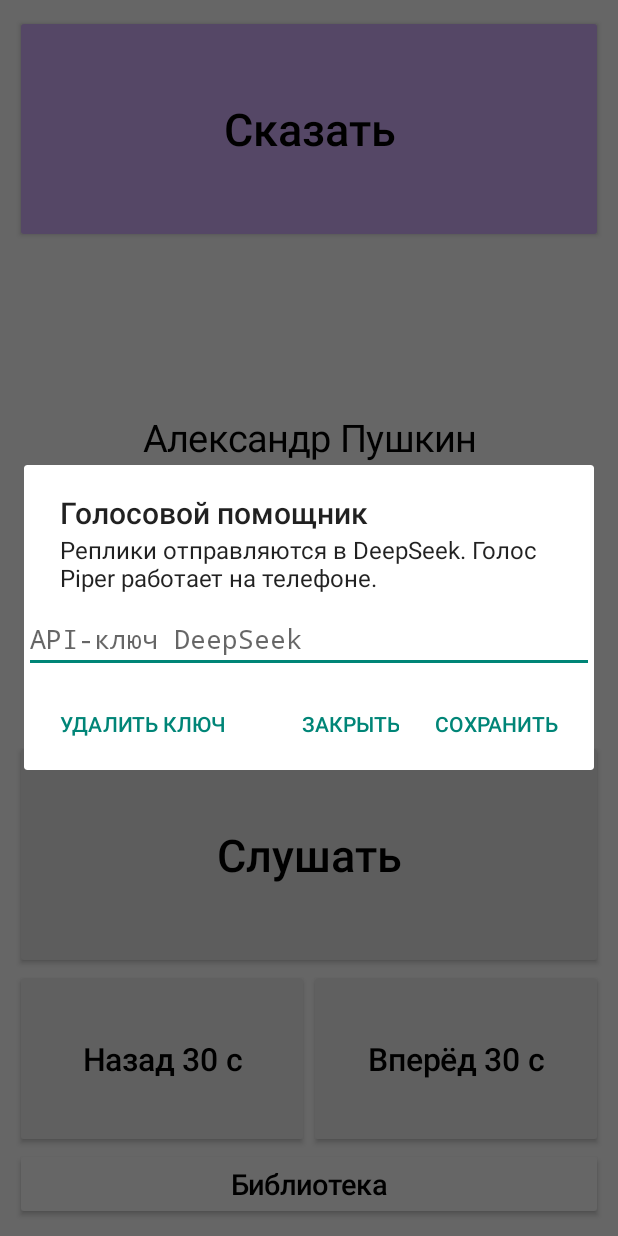
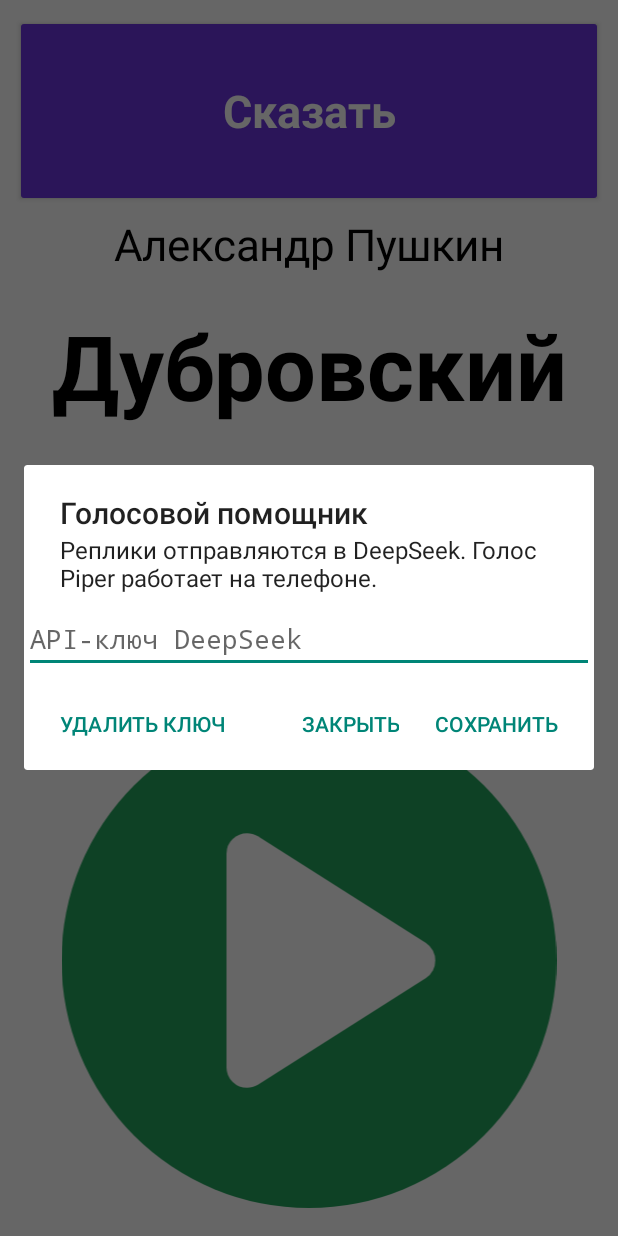
Before and after one commit to Ramnck/slukholist, an Android app: the screen it shows after launch (MainActivity), after a tap on "Сказать", on a phone screen of 412 x 824 dp. Run offline under Robolectric (Android 15) with nearby library versions, the phone set to English and light mode, and no system bars; libraries missing offline, so code that uses them is left out: com.k2fsa.sherpa; pictures from the network do not load; 3 statements that could not run were skipped.

Commit message:
Use Homer-style playback controls and swipe-up listening history

```diff
--- a/app/build.gradle
+++ b/app/build.gradle
@@ -9,8 +9,8 @@ android {
         applicationId 'ru.knigagolos.app'
         minSdk 28
         targetSdk 35
-        versionCode 1
-        versionName '0.1.0'
+        versionCode 2
+        versionName '0.2.0'
         testInstrumentationRunner 'androidx.test.runner.AndroidJUnitRunner'
         ndk { abiFilters 'arm64-v8a', 'x86_64' }
     }
--- a/app/src/main/java/ru/knigagolos/app/Book.java
+++ b/app/src/main/java/ru/knigagolos/app/Book.java
@@ -50,6 +50,13 @@ final class Book {
 
     Shelf(Context c) {
       data = c.getSharedPreferences("books", Context.MODE_PRIVATE);
+      if (!data.contains("historyVersion")) {
+        SharedPreferences.Editor edit = data.edit();
+        for (Book book : all()) {
+          if (data.contains("t:" + book.id)) edit.putBoolean("played:" + book.id, true);
+        }
+        edit.putInt("historyVersion", 1).apply();
+      }
     }
 
     List<Book> all() {
@@ -62,6 +69,12 @@ final class Book {
       return result;
     }
 
+    List<Book> recent() {
+      List<Book> result = all();
+      result.removeIf(b -> !data.getBoolean("played:" + b.id, false));
+      return result;
+    }
+
     Book get(String id) {
       for (Book b : all()) if (b.id.equals(id)) return b;
       return null;
@@ -69,16 +82,19 @@ final class Book {
 
     void put(Book book, boolean played) {
       List<Book> books = all();
-      books.removeIf(b -> b.id.equals(book.id));
-      if (played) books.add(0, book);
-      else books.add(book);
+      int index = 0;
+      while (index < books.size() && !books.get(index).id.equals(book.id)) index++;
+      if (index < books.size()) books.remove(index);
+      books.add(played ? 0 : index, book);
       JSONArray a = new JSONArray();
       try {
         for (Book b : books) a.put(b.json());
       } catch (JSONException e) {
         throw new IllegalStateException(e);
       }
-      data.edit().putString("shelf", a.toString()).apply();
+      SharedPreferences.Editor edit = data.edit().putString("shelf", a.toString());
+      if (played) edit.putBoolean("played:" + book.id, true);
+      edit.apply();
     }
 
     void mark(String id, int track, int ms) {
--- a/app/src/main/java/ru/knigagolos/app/BookPlayer.java
+++ b/app/src/main/java/ru/knigagolos/app/BookPlayer.java
@@ -70,12 +70,12 @@ public final class BookPlayer extends Service implements SensorEventListener {
 
           @Override
           public void onRewind() {
-            skip(-30);
+            skip(-10);
           }
 
           @Override
           public void onFastForward() {
-            skip(30);
+            skip(10);
           }
 
           @Override
--- a/app/src/main/java/ru/knigagolos/app/MainActivity.java
+++ b/app/src/main/java/ru/knigagolos/app/MainActivity.java
@@ -33,7 +33,11 @@ public final class MainActivity extends Activity {
   private Credentials credentials;
   private Piper piper;
   private LinearLayout root;
-  private Button mic, play, back, forward;
+  private Button mic;
+  private ImageButton play, back, forward;
+  private LinearLayout playerPage, recentPage, recentItems;
+  private boolean showingRecent, trackUpSwipe;
+  private float originX, originY;
   private TextView author, title, hint;
   private final ServiceConnection connection =
       new ServiceConnection() {
@@ -46,6 +50,7 @@ public final class MainActivity extends Activity {
                   seenError = service.error;
                   status = service.error;
                 }
+                if (showingRecent) refreshRecent();
                 render();
               };
           if (service.active()) selected = service.current();
@@ -77,7 +82,10 @@ public final class MainActivity extends Activity {
         status = "Добавьте книгу через библиотеку";
       }
     }
-    if (state != null) selected = state.getString("selected", "");
+    if (state != null) {
+      selected = state.getString("selected", "");
+      showingRecent = state.getBoolean("recent");
+    }
     if (shelf.get(selected) == null && !shelf.all().isEmpty()) selected = shelf.all().get(0).id;
     piper =
         new Piper(
@@ -87,7 +95,7 @@ public final class MainActivity extends Activity {
               showStatus(message);
             });
     layout();
-    render();
+    showPage(showingRecent);
     bound = bindService(new Intent(this, BookPlayer.class), connection, BIND_AUTO_CREATE);
   }
 
@@ -124,43 +132,63 @@ public final class MainActivity extends Activity {
     mic =
         button(
             "Сказать",
-            0xffd6b2ff,
+            0xff6b34df,
             () -> {
               if (dialogMode) {
                 endDialog();
                 showStatus("");
               } else voice();
             });
-    row(root, mic, 1.15f);
+    mic.setTextColor(Color.WHITE);
+    mic.setTypeface(Typeface.DEFAULT, Typeface.BOLD);
+    row(root, mic, 0.16f);
+    playerPage = new LinearLayout(this);
+    playerPage.setOrientation(LinearLayout.VERTICAL);
+    row(root, playerPage, 0.84f);
     LinearLayout card = new GalleryCard(this);
     card.setGravity(Gravity.CENTER);
     card.setOrientation(LinearLayout.VERTICAL);
-    row(root, card, 2.5f);
+    row(playerPage, card, 0.29f);
     author = label(25);
     title = label(35);
     title.setTypeface(Typeface.DEFAULT, Typeface.BOLD);
-    card.addView(author);
-    card.addView(title);
+    card.setPadding(0, dp(5), 0, dp(5));
+    card.addView(author, -1, -2);
+    row(card, title, 1);
     hint = label(17);
-    card.addView(hint);
+    card.addView(hint, -1, -2);
     card.setOnClickListener(
         v -> {
           Book b = shelf.get(selected);
           if (b != null && !dialogMode && !active()) piper.say(b.label(), null);
         });
-    play = button("Слушать", 0xffe9e9e9, this::toggle);
-    row(root, play, 1.15f);
+
     LinearLayout seek = new LinearLayout(this);
-    row(root, seek, 0.9f);
-    back = button("Назад 30 с", 0xfff2f2f2, () -> move(-30));
-    forward = button("Вперёд 30 с", 0xfff2f2f2, () -> move(30));
-    back.setTextSize(21);
-    forward.setTextSize(21);
+    row(playerPage, seek, 0.20f);
+    back = control(R.drawable.control_back, "Назад на 10 секунд", () -> move(-10));
+    forward = control(R.drawable.control_forward, "Вперёд на 10 секунд", () -> move(10));
     horizontal(seek, back);
     horizontal(seek, forward);
-    Button library = button("Библиотека", Color.WHITE, this::library);
-    library.setTextSize(19);
-    root.addView(library, new LinearLayout.LayoutParams(-1, dp(48)));
+    play = control(R.drawable.control_play, "Воспроизвести", this::toggle);
+    row(playerPage, play, 0.51f);
+
+    recentPage = new LinearLayout(this);
+    recentPage.setOrientation(LinearLayout.VERTICAL);
+    row(root, recentPage, 0.84f);
+    TextView heading = label(30);
+    heading.setText("Недавно слушали");
+    heading.setTypeface(Typeface.DEFAULT, Typeface.BOLD);
+    heading.setPadding(0, dp(14), 0, dp(10));
+    recentPage.addView(heading, -1, -2);
+    ScrollView scroll = new ScrollView(this);
+    recentItems = new LinearLayout(this);
+    recentItems.setOrientation(LinearLayout.VERTICAL);
+    scroll.addView(recentItems);
+    row(recentPage, scroll, 1);
+    LinearLayout nav = new LinearLayout(this);
+    recentPage.addView(nav, -1, dp(64));
+    horizontal(nav, button("К плееру", 0xffeeeeee, () -> showPage(false)));
+    horizontal(nav, button("Ещё", 0xffeeeeee, this::toolsMenu));
     scaleLabels(getResources().getConfiguration());
   }
 
@@ -172,12 +200,11 @@ public final class MainActivity extends Activity {
 
   private void scaleLabels(Configuration config) {
     boolean wide = config.screenWidthDp >= 600 && config.screenHeightDp >= 450;
-    title.setTextSize(wide ? 52 : 36);
-    author.setTextSize(wide ? 34 : 25);
+    title.setAutoSizeTextTypeUniformWithConfiguration(
+        wide ? 36 : 26, wide ? 90 : 60, 1, android.util.TypedValue.COMPLEX_UNIT_SP);
+    author.setTextSize(wide ? 38 : 29);
     mic.setTextSize(wide ? 40 : 30);
-    play.setTextSize(wide ? 42 : 30);
-    back.setTextSize(wide ? 30 : 21);
-    forward.setTextSize(wide ? 30 : 21);
+
     hint.setTextSize(wide ? 22 : 17);
   }
 
@@ -239,6 +266,92 @@ public final class MainActivity extends Activity {
     return b;
   }
 
+  private ImageButton control(int icon, String description, Runnable action) {
+    ImageButton b = new ImageButton(this);
+    b.setImageResource(icon);
+    b.setContentDescription(description);
+    b.setScaleType(ImageView.ScaleType.FIT_CENTER);
+    b.setBackground(
+        new android.graphics.drawable.RippleDrawable(
+            android.content.res.ColorStateList.valueOf(0x22000000),
+            null,
+            new android.graphics.drawable.ColorDrawable(Color.WHITE)));
+    b.setPadding(dp(8), dp(7), dp(8), dp(7));
+    b.setOnClickListener(v -> action.run());
+    return b;
+  }
+
+  @Override
+  public boolean dispatchTouchEvent(MotionEvent e) {
+    if (root != null && !showingRecent) {
+      if (e.getActionMasked() == MotionEvent.ACTION_DOWN) {
+        originX = e.getX();
+        originY = e.getY();
+        int[] xy = new int[2];
+        root.getLocationInWindow(xy);
+        float y = (originY - xy[1]) / Math.max(1, root.getHeight());
+        trackUpSwipe = y >= 0.2f && y <= 0.76f;
+      } else if (trackUpSwipe && e.getActionMasked() == MotionEvent.ACTION_MOVE) {
+        float rise = originY - e.getY();
+        if (rise >= dp(48) && rise > 1.3f * Math.abs(e.getX() - originX)) {
+          MotionEvent cancel = MotionEvent.obtain(e);
+          cancel.setAction(MotionEvent.ACTION_CANCEL);
+          super.dispatchTouchEvent(cancel);
+          cancel.recycle();
+          trackUpSwipe = false;
+          endDialog();
+          cancelSelection();
+          showPage(true);
+          return true;
+        }
+      }
+    }
+    return super.dispatchTouchEvent(e);
+  }
+
+  private void showPage(boolean recent) {
+    showingRecent = recent;
+    playerPage.setVisibility(recent ? View.GONE : View.VISIBLE);
+    recentPage.setVisibility(recent ? View.VISIBLE : View.GONE);
+    if (recent) refreshRecent();
+    render();
+  }
+
+  private void refreshRecent() {
+    recentItems.removeAllViews();
+    List<Book> history = shelf.recent();
+    if (history.isEmpty()) {
+      TextView empty = label(23);
+      empty.setText("Здесь появятся книги, которые вы слушали");
+      empty.setPadding(dp(12), dp(28), dp(12), dp(28));
+      recentItems.addView(empty);
+    }
+    for (Book b : history) {
+      Button item =
+          button(
+              b.author.isEmpty() ? b.title : b.title + "\n" + b.author,
+              0xfff3f3f3,
+              () -> {
+                if (active() && !service.current().equals(b.id)) service.pause();
+                selected = b.id;
+                status = "";
+                showPage(false);
+                if (!active()) piper.say(b.label(), null);
+              });
+      item.setGravity(Gravity.CENTER_VERTICAL | Gravity.START);
+      item.setTextSize(25);
+      item.setPadding(dp(16), dp(12), dp(16), dp(12));
+      item.setMinHeight(dp(76));
+      recentItems.addView(item, -1, -2);
+    }
+  }
+
+  @Override
+  public void onBackPressed() {
+    if (showingRecent) showPage(false);
+    else super.onBackPressed();
+  }
+
   private void row(LinearLayout group, View v, float weight) {
     group.addView(v, new LinearLayout.LayoutParams(-1, 0, weight));
   }
@@ -254,20 +367,17 @@ public final class MainActivity extends Activity {
   private void render() {
     Book b = offeredBook == null ? shelf.get(selected) : offeredBook;
     author.setText(b == null ? "" : b.author);
+    title.setMaxLines(b != null && b.title.length() <= 20 ? 1 : 2);
     title.setText(b == null ? "Выберите книгу" : b.title);
     boolean current = active() && service.current().equals(selected);
-    mic.setText(dialogMode ? "Завершить разговор" : "Сказать");
-    play.setText(
-        current
-            ? "Пауза"
-            : b != null && (shelf.position(b.id) > 0 || shelf.track(b.id) > 0)
-                ? "Продолжить"
-                : "Слушать");
+    mic.setContentDescription(dialogMode ? "Завершить разговор" : "Сказать");
+    play.setImageResource(current ? R.drawable.control_pause : R.drawable.control_play);
+    play.setContentDescription(current ? "Пауза" : "Воспроизвести");
     play.setEnabled(b != null && !pendingPlay);
     back.setEnabled(offeredBook == null);
     forward.setEnabled(offeredBook == null);
     String normal =
-        current && !service.isPlaying() ? "Открываю запись…" : "Листайте книги влево или вправо";
+        current && !service.isPlaying() ? "Открываю запись…" : "Свайп вверх — недавние книги";
     hint.setText(status.isEmpty() ? normal : status);
   }
 
@@ -346,12 +456,13 @@ public final class MainActivity extends Activity {
     render();
   }
 
-  private void library() {
+  private void toolsMenu() {
+    showPage(false);
     endDialog();
     cancelSelection();
     showStatus("");
     new AlertDialog.Builder(this)
-        .setTitle("Библиотека")
+        .setTitle("Ещё")
         .setItems(
             new String[] {
               "Найти аудиокнигу",
@@ -557,6 +668,7 @@ public final class MainActivity extends Activity {
   }
 
   private void voice() {
+    if (showingRecent) showPage(false);
     try {
       if (credentials.read().isEmpty()) {
         settings();
@@ -721,7 +833,7 @@ public final class MainActivity extends Activity {
         break;
       case "seek":
         selected = previous;
-        move(Math.max(-86400, Math.min(86400, r.optInt("seconds", -30))));
+        move(Math.max(-86400, Math.min(86400, r.optInt("seconds", -10))));
         resumePrevious();
         break;
       case "timer":
@@ -832,6 +944,7 @@ public final class MainActivity extends Activity {
   protected void onSaveInstanceState(Bundle b) {
     super.onSaveInstanceState(b);
     b.putString("selected", selected);
+    b.putBoolean("recent", showingRecent);
   }
 
   @Override
--- /dev/null
+++ b/app/src/main/res/drawable/control_back.xml
@@ -0,0 +1,6 @@
+<vector xmlns:android="http://schemas.android.com/apk/res/android" android:width="96dp" android:height="96dp" android:viewportWidth="960" android:viewportHeight="960">
+    <group android:pivotX="480" android:scaleX="-1">
+    <path android:fillColor="#111111" android:pathData="M480,880Q405,880 339.5,851.5Q274,823 225.5,774.5Q177,726 148.5,660.5Q120,595 120,520Q120,445 148.5,379.5Q177,314 225.5,265.5Q274,217 339.5,188.5Q405,160 480,160L486,160L452,126Q440,114 440.5,98Q441,82 452,70Q464,58 480.5,57.5Q497,57 509,69L612,172Q624,184 624,200Q624,216 612,228L509,331Q497,343 480.5,342.5Q464,342 452,330Q441,318 440.5,302Q440,286 452,274L486,240L480,240Q363,240 281.5,321.5Q200,403 200,520Q200,637 281.5,718.5Q363,800 480,800Q597,800 678.5,718.5Q760,637 760,520Q760,503 771.5,491.5Q783,480 800,480Q817,480 828.5,491.5Q840,503 840,520Q840,595 811.5,660.5Q783,726 734.5,774.5Q686,823 620.5,851.5Q555,880 480,880Z"/>
+    </group>
+    <path android:fillColor="#111111" android:pathData="M360,460L330,460Q317,460 308.5,451.5Q300,443 300,430Q300,417 308.5,408.5Q317,400 330,400L390,400Q403,400 411.5,408.5Q420,417 420,430L420,610Q420,623 411.5,631.5Q403,640 390,640Q377,640 368.5,631.5Q360,623 360,610L360,460ZM500,640Q483,640 471.5,628.5Q460,617 460,600L460,440Q460,423 471.5,411.5Q483,400 500,400L580,400Q597,400 608.5,411.5Q620,423 620,440L620,600Q620,617 608.5,628.5Q597,640 580,640L500,640ZM520,580L560,580Q560,580 560,580Q560,580 560,580L560,460Q560,460 560,460Q560,460 560,460L520,460Q520,460 520,460Q520,460 520,460L520,580Q520,580 520,580Q520,580 520,580Z"/>
+</vector>
--- /dev/null
+++ b/app/src/main/res/drawable/control_forward.xml
@@ -0,0 +1,4 @@
+<vector xmlns:android="http://schemas.android.com/apk/res/android" android:width="96dp" android:height="96dp" android:viewportWidth="960" android:viewportHeight="960">
+    <path android:fillColor="#111111" android:pathData="M480,880Q405,880 339.5,851.5Q274,823 225.5,774.5Q177,726 148.5,660.5Q120,595 120,520Q120,445 148.5,379.5Q177,314 225.5,265.5Q274,217 339.5,188.5Q405,160 480,160L486,160L452,126Q440,114 440.5,98Q441,82 452,70Q464,58 480.5,57.5Q497,57 509,69L612,172Q624,184 624,200Q624,216 612,228L509,331Q497,343 480.5,342.5Q464,342 452,330Q441,318 440.5,302Q440,286 452,274L486,240L480,240Q363,240 281.5,321.5Q200,403 200,520Q200,637 281.5,718.5Q363,800 480,800Q597,800 678.5,718.5Q760,637 760,520Q760,503 771.5,491.5Q783,480 800,480Q817,480 828.5,491.5Q840,503 840,520Q840,595 811.5,660.5Q783,726 734.5,774.5Q686,823 620.5,851.5Q555,880 480,880Z"/>
+    <path android:fillColor="#111111" android:pathData="M360,460L330,460Q317,460 308.5,451.5Q300,443 300,430Q300,417 308.5,408.5Q317,400 330,400L390,400Q403,400 411.5,408.5Q420,417 420,430L420,610Q420,623 411.5,631.5Q403,640 390,640Q377,640 368.5,631.5Q360,623 360,610L360,460ZM500,640Q483,640 471.5,628.5Q460,617 460,600L460,440Q460,423 471.5,411.5Q483,400 500,400L580,400Q597,400 608.5,411.5Q620,423 620,440L620,600Q620,617 608.5,628.5Q597,640 580,640L500,640ZM520,580L560,580Q560,580 560,580Q560,580 560,580L560,460Q560,460 560,460Q560,460 560,460L520,460Q520,460 520,460Q520,460 520,460L520,580Q520,580 520,580Q520,580 520,580Z"/>
+</vector>
--- /dev/null
+++ b/app/src/main/res/drawable/control_pause.xml
@@ -0,0 +1,4 @@
+<vector xmlns:android="http://schemas.android.com/apk/res/android" android:width="96dp" android:height="96dp" android:viewportWidth="960" android:viewportHeight="960">
+    <path android:fillColor="#C31E1E" android:pathData="M480,0a480,480 0,1 1,0 960a480,480 0,1 1,0 -960z"/>
+    <path android:fillColor="#FFFFFF" android:pathData="M318,298Q318,268 348,268H395Q425,268 425,298V662Q425,692 395,692H348Q318,692 318,662ZM535,298Q535,268 565,268H612Q642,268 642,298V662Q642,692 612,692H565Q535,692 535,662Z"/>
+</vector>
--- /dev/null
+++ b/app/src/main/res/drawable/control_play.xml
@@ -0,0 +1,4 @@
+<vector xmlns:android="http://schemas.android.com/apk/res/android" android:width="96dp" android:height="96dp" android:viewportWidth="960" android:viewportHeight="960">
+    <path android:fillColor="#23A45D" android:pathData="M480,0a480,480 0,1 1,0 960a480,480 0,1 1,0 -960z"/>
+    <path android:fillColor="#FFFFFF" android:pathData="M320,687L320,273Q320,256 332,244.5Q344,233 360,233Q365,233 370.5,234.5Q376,236 381,239L707,446Q716,452 720.5,461Q725,470 725,480Q725,490 720.5,499Q716,508 707,514L381,721Q376,724 370.5,725.5Q365,727 360,727Q344,727 332,715.5Q320,704 320,687Z"/>
+</vector>
```
Also changed, not shown: app/src/main/assets/NOTICE.txt (+25 -1 lines), 5 other files.
